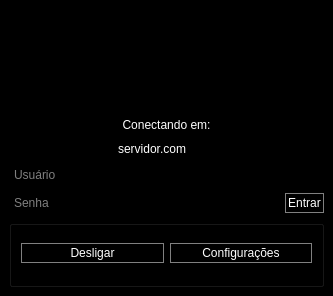
MaffSi/PyGuiRDP, file LogIn.ui: the form before one commit.
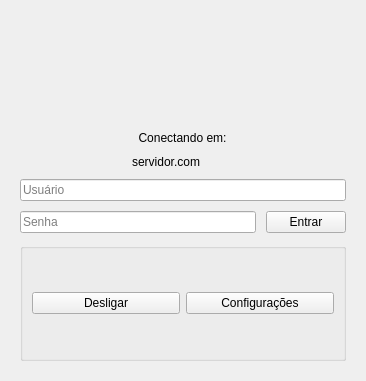
The form after the commit. Icons and pictures are not drawn.

Commit message: Modificado Stylesheet, e adicionado o botão de desligar

What changed in the file:
```diff
--- a/LogIn.ui
+++ b/LogIn.ui
@@ -3,22 +3,34 @@
  <class>MainWindow</class>
  <widget class="QMainWindow" name="MainWindow">
   <property name="windowModality">
-   <enum>Qt::WindowModal</enum>
+   <enum>Qt::NonModal</enum>
   </property>
   <property name="geometry">
    <rect>
     <x>0</x>
     <y>0</y>
-    <width>333</width>
-    <height>296</height>
+    <width>366</width>
+    <height>381</height>
    </rect>
   </property>
   <property name="sizePolicy">
-   <sizepolicy hsizetype="Fixed" vsizetype="Fixed">
+   <sizepolicy hsizetype="Fixed" vsizetype="Minimum">
     <horstretch>0</horstretch>
     <verstretch>0</verstretch>
    </sizepolicy>
   </property>
+  <property name="minimumSize">
+   <size>
+    <width>333</width>
+    <height>296</height>
+   </size>
+  </property>
+  <property name="maximumSize">
+   <size>
+    <width>9999</width>
+    <height>9999</height>
+   </size>
+  </property>
   <property name="windowTitle">
    <string>Acessar Servidor</string>
   </property>
@@ -33,9 +45,7 @@
    <bool>false</bool>
   </property>
   <property name="styleSheet">
-   <string notr="true">QWidget {background-color: rgba(0, 0, 0, 0.99);}
-* {color: white; padding: 2px}
-QPushButton {border :0.5px solid gray; padding: 2px;}</string>
+   <string notr="true"/>
   </property>
   <property name="tabShape">
    <enum>QTabWidget::Rounded</enum>
@@ -54,21 +64,44 @@
     <bool>false</bool>
    </property>
    <layout class="QGridLayout" name="gridLayout_2">
+    <property name="sizeConstraint">
+     <enum>QLayout::SetMinimumSize</enum>
+    </property>
+    <property name="leftMargin">
+     <number>10</number>
+    </property>
+    <property name="topMargin">
+     <number>10</number>
+    </property>
+    <property name="rightMargin">
+     <number>10</number>
+    </property>
+    <property name="bottomMargin">
+     <number>10</number>
+    </property>
+    <property name="spacing">
+     <number>10</number>
+    </property>
     <item row="0" column="0">
      <layout class="QGridLayout" name="GridPrinciapl">
-      <item row="1" column="0" colspan="2">
-       <widget class="QLineEdit" name="User">
-        <property name="inputMethodHints">
-         <set>Qt::ImhPreferLowercase</set>
-        </property>
-        <property name="text">
-         <string/>
-        </property>
-        <property name="placeholderText">
-         <string>Usuário</string>
-        </property>
-       </widget>
-      </item>
+      <property name="sizeConstraint">
+       <enum>QLayout::SetMinimumSize</enum>
+      </property>
+      <property name="leftMargin">
+       <number>10</number>
+      </property>
+      <property name="topMargin">
+       <number>10</number>
+      </property>
+      <property name="rightMargin">
+       <number>10</number>
+      </property>
+      <property name="bottomMargin">
+       <number>10</number>
+      </property>
+      <property name="spacing">
+       <number>10</number>
+      </property>
       <item row="2" column="0">
        <widget class="QLineEdit" name="Password">
         <property name="sizePolicy">
@@ -94,6 +127,19 @@
         </property>
        </widget>
       </item>
+      <item row="1" column="0" colspan="2">
+       <widget class="QLineEdit" name="User">
+        <property name="inputMethodHints">
+         <set>Qt::ImhPreferLowercase</set>
+        </property>
+        <property name="text">
+         <string/>
+        </property>
+        <property name="placeholderText">
+         <string>Usuário</string>
+        </property>
+       </widget>
+      </item>
       <item row="2" column="1">
        <widget class="QPushButton" name="Entrar">
         <property name="text">
@@ -120,6 +166,9 @@
             <height>101</height>
            </size>
           </property>
+          <property name="styleSheet">
+           <string notr="true"/>
+          </property>
           <property name="frameShape">
            <enum>QFrame::NoFrame</enum>
           </property>
@@ -139,6 +188,9 @@
         </item>
         <item row="1" column="0">
          <widget class="QLabel" name="Conectando">
+          <property name="styleSheet">
+           <string notr="true"/>
+          </property>
           <property name="text">
            <string>Conectando em:</string>
           </property>
@@ -158,6 +210,9 @@
           <property name="layoutDirection">
            <enum>Qt::LeftToRight</enum>
           </property>
+          <property name="styleSheet">
+           <string notr="true"/>
+          </property>
           <property name="text">
            <string>servidor.com</string>
           </property>
@@ -173,9 +228,15 @@
       </item>
       <item row="3" column="0" colspan="2">
        <widget class="QGroupBox" name="GridConfig">
+        <property name="enabled">
+         <bool>true</bool>
+        </property>
         <property name="title">
          <string/>
         </property>
+        <property name="flat">
+         <bool>true</bool>
+        </property>
         <layout class="QGridLayout" name="gridLayout">
          <item row="0" column="0">
           <widget class="QPushButton" name="Desligar">
```
Left out of the diff: 2 changed lines with no effect on the pictures. The commit also changes 1 other file.
